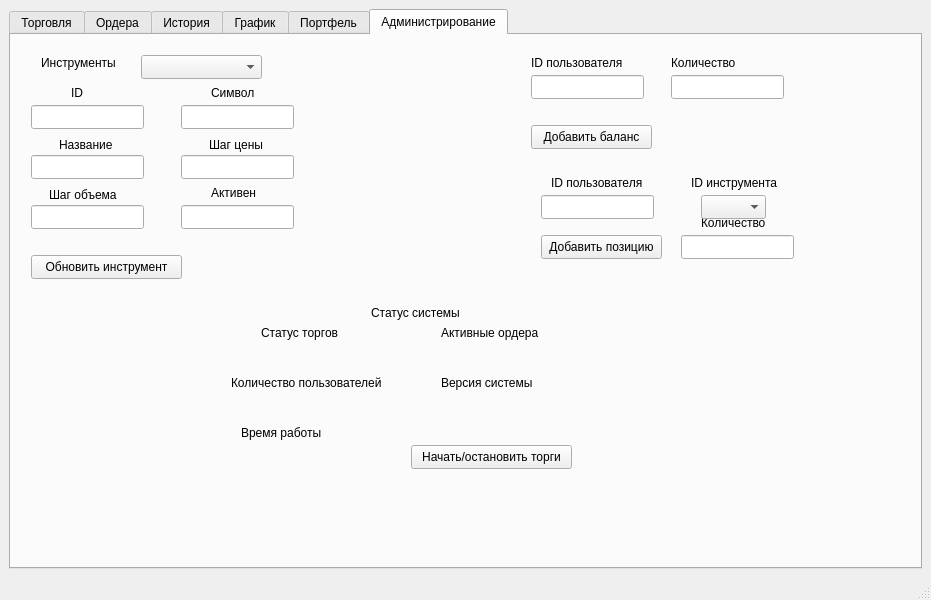
Before: the Qt Designer form mainwindow.ui in enderline13/Trading-platform-client, drawn with Qt 5.
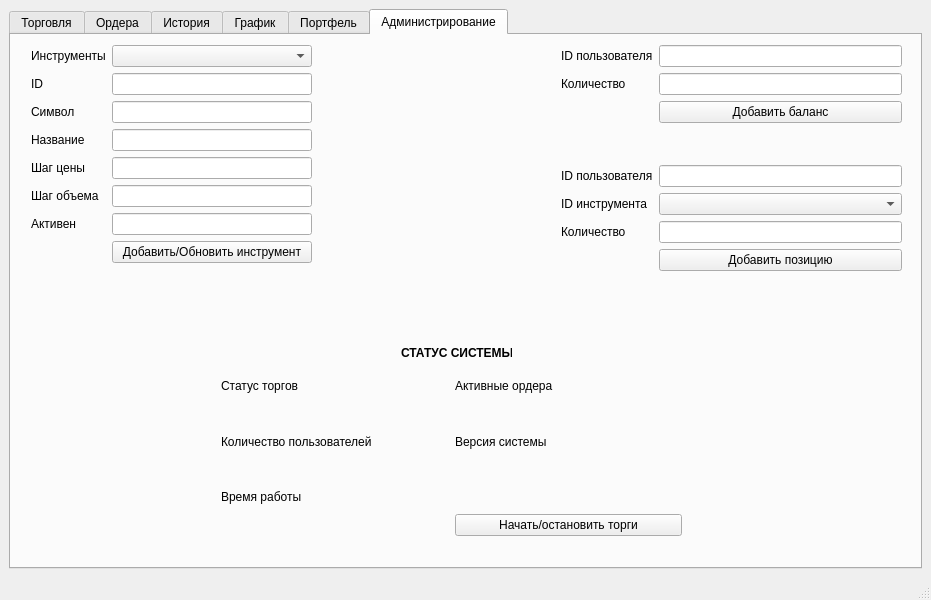
After: the same form once the commit is applied. Custom widgets are drawn as their Qt base class.

```diff
--- a/mainwindow.ui
+++ b/mainwindow.ui
@@ -796,476 +796,289 @@
        <attribute name="title">
         <string>Администрирование</string>
        </attribute>
-       <widget class="QLabel" name="label_19">
-        <property name="geometry">
-         <rect>
-          <x>30</x>
-          <y>20</y>
-          <width>81</width>
-          <height>16</height>
-         </rect>
-        </property>
-        <property name="text">
-         <string>Инструменты</string>
-        </property>
-       </widget>
-       <widget class="QComboBox" name="instrument_select_admin">
-        <property name="geometry">
-         <rect>
-          <x>130</x>
-          <y>20</y>
-          <width>121</width>
-          <height>24</height>
-         </rect>
-        </property>
-       </widget>
-       <widget class="QLineEdit" name="instrument_id">
-        <property name="geometry">
-         <rect>
-          <x>20</x>
-          <y>70</y>
-          <width>113</width>
-          <height>24</height>
-         </rect>
-        </property>
-       </widget>
-       <widget class="QLineEdit" name="instrument_symbol">
-        <property name="geometry">
-         <rect>
-          <x>170</x>
-          <y>70</y>
-          <width>113</width>
-          <height>24</height>
-         </rect>
-        </property>
-       </widget>
-       <widget class="QLineEdit" name="instrument_name">
-        <property name="geometry">
-         <rect>
-          <x>20</x>
-          <y>120</y>
-          <width>113</width>
-          <height>24</height>
-         </rect>
-        </property>
-       </widget>
-       <widget class="QLineEdit" name="instrument_tick_size">
-        <property name="geometry">
-         <rect>
-          <x>170</x>
-          <y>120</y>
-          <width>113</width>
-          <height>24</height>
-         </rect>
-        </property>
-       </widget>
-       <widget class="QLineEdit" name="instrument_lot_size">
-        <property name="geometry">
-         <rect>
-          <x>20</x>
-          <y>170</y>
-          <width>113</width>
-          <height>24</height>
-         </rect>
-        </property>
-       </widget>
-       <widget class="QLineEdit" name="instrument_is_active">
-        <property name="geometry">
-         <rect>
-          <x>170</x>
-          <y>170</y>
-          <width>113</width>
-          <height>24</height>
-         </rect>
-        </property>
-       </widget>
-       <widget class="QLabel" name="label_20">
-        <property name="geometry">
-         <rect>
-          <x>60</x>
-          <y>50</y>
-          <width>49</width>
-          <height>16</height>
-         </rect>
-        </property>
-        <property name="text">
-         <string>ID</string>
-        </property>
-       </widget>
-       <widget class="QLabel" name="label_21">
-        <property name="geometry">
-         <rect>
-          <x>200</x>
-          <y>50</y>
-          <width>49</width>
-          <height>16</height>
-         </rect>
-        </property>
-        <property name="text">
-         <string>Символ</string>
-        </property>
-       </widget>
-       <widget class="QLabel" name="label_22">
-        <property name="geometry">
-         <rect>
-          <x>198</x>
-          <y>100</y>
-          <width>61</width>
-          <height>20</height>
-         </rect>
-        </property>
-        <property name="text">
-         <string>Шаг цены</string>
-        </property>
-       </widget>
-       <widget class="QLabel" name="label_23">
-        <property name="geometry">
-         <rect>
-          <x>38</x>
-          <y>150</y>
-          <width>71</width>
-          <height>20</height>
-         </rect>
-        </property>
-        <property name="text">
-         <string>Шаг объема</string>
-        </property>
-       </widget>
-       <widget class="QLabel" name="label_24">
-        <property name="geometry">
-         <rect>
-          <x>200</x>
-          <y>150</y>
-          <width>49</width>
-          <height>16</height>
-         </rect>
-        </property>
-        <property name="text">
-         <string>Активен</string>
-        </property>
-       </widget>
-       <widget class="QLabel" name="label_25">
-        <property name="geometry">
-         <rect>
-          <x>48</x>
-          <y>100</y>
-          <width>61</width>
-          <height>20</height>
-         </rect>
-        </property>
-        <property name="text">
-         <string>Название</string>
-        </property>
-       </widget>
-       <widget class="QPushButton" name="update_instrument_admin">
-        <property name="geometry">
-         <rect>
-          <x>20</x>
-          <y>220</y>
-          <width>151</width>
-          <height>24</height>
-         </rect>
-        </property>
-        <property name="text">
-         <string>Обновить инструмент</string>
-        </property>
-       </widget>
-       <widget class="QLineEdit" name="user_id_balance">
-        <property name="geometry">
-         <rect>
-          <x>520</x>
-          <y>40</y>
-          <width>113</width>
-          <height>24</height>
-         </rect>
-        </property>
-       </widget>
-       <widget class="QLineEdit" name="quantity_balance">
-        <property name="geometry">
-         <rect>
-          <x>660</x>
-          <y>40</y>
-          <width>113</width>
-          <height>24</height>
-         </rect>
-        </property>
-       </widget>
-       <widget class="QLabel" name="label_26">
-        <property name="geometry">
-         <rect>
-          <x>520</x>
-          <y>20</y>
-          <width>91</width>
-          <height>16</height>
-         </rect>
-        </property>
-        <property name="text">
-         <string>ID пользователя</string>
-        </property>
-       </widget>
-       <widget class="QLabel" name="label_27">
-        <property name="geometry">
-         <rect>
-          <x>660</x>
-          <y>20</y>
-          <width>91</width>
-          <height>16</height>
-         </rect>
-        </property>
-        <property name="text">
-         <string>Количество</string>
-        </property>
-       </widget>
-       <widget class="QPushButton" name="add_balance_button">
-        <property name="geometry">
-         <rect>
-          <x>520</x>
-          <y>90</y>
-          <width>121</width>
-          <height>24</height>
-         </rect>
-        </property>
-        <property name="text">
-         <string>Добавить баланс</string>
-        </property>
-       </widget>
-       <widget class="QLineEdit" name="user_id_positions">
-        <property name="geometry">
-         <rect>
-          <x>530</x>
-          <y>160</y>
-          <width>113</width>
-          <height>24</height>
-         </rect>
-        </property>
-       </widget>
-       <widget class="QLineEdit" name="quantity_position">
-        <property name="geometry">
-         <rect>
-          <x>670</x>
-          <y>200</y>
-          <width>113</width>
-          <height>24</height>
-         </rect>
-        </property>
-       </widget>
-       <widget class="QLabel" name="label_28">
-        <property name="geometry">
-         <rect>
-          <x>540</x>
-          <y>140</y>
-          <width>91</width>
-          <height>16</height>
-         </rect>
-        </property>
-        <property name="text">
-         <string>ID пользователя</string>
-        </property>
-       </widget>
-       <widget class="QLabel" name="label_29">
-        <property name="geometry">
-         <rect>
-          <x>680</x>
-          <y>140</y>
-          <width>91</width>
-          <height>16</height>
-         </rect>
-        </property>
-        <property name="text">
-         <string>ID инструмента</string>
-        </property>
-       </widget>
-       <widget class="QLabel" name="label_30">
-        <property name="geometry">
-         <rect>
-          <x>690</x>
-          <y>180</y>
-          <width>91</width>
-          <height>16</height>
-         </rect>
-        </property>
-        <property name="text">
-         <string>Количество</string>
-        </property>
-       </widget>
-       <widget class="QPushButton" name="add_position_button">
-        <property name="geometry">
-         <rect>
-          <x>530</x>
-          <y>200</y>
-          <width>121</width>
-          <height>24</height>
-         </rect>
-        </property>
-        <property name="text">
-         <string>Добавить позицию</string>
-        </property>
-       </widget>
        <widget class="QLabel" name="label_31">
         <property name="geometry">
          <rect>
-          <x>360</x>
-          <y>270</y>
+          <x>390</x>
+          <y>310</y>
           <width>111</width>
           <height>16</height>
          </rect>
         </property>
-        <property name="text">
-         <string>Статус системы</string>
+        <property name="font">
+         <font>
+          <bold>true</bold>
+         </font>
         </property>
-       </widget>
-       <widget class="QLabel" name="label_32">
-        <property name="geometry">
-         <rect>
-          <x>250</x>
-          <y>290</y>
-          <width>91</width>
-          <height>16</height>
-         </rect>
-        </property>
         <property name="text">
-         <string>Статус торгов</string>
+         <string>СТАТУС СИСТЕМЫ</string>
         </property>
        </widget>
-       <widget class="QLabel" name="label_33">
+       <widget class="QWidget" name="gridLayoutWidget_3">
         <property name="geometry">
          <rect>
-          <x>430</x>
-          <y>290</y>
-          <width>111</width>
-          <height>16</height>
-         </rect>
-        </property>
-        <property name="text">
-         <string>Активные ордера</string>
-        </property>
-       </widget>
-       <widget class="QLabel" name="label_34">
-        <property name="geometry">
-         <rect>
-          <x>220</x>
+          <x>210</x>
           <y>340</y>
-          <width>161</width>
-          <height>16</height>
+          <width>461</width>
+          <height>161</height>
          </rect>
         </property>
-        <property name="text">
-         <string>Количество пользователей</string>
-        </property>
+        <layout class="QGridLayout" name="gridLayout_3">
+         <item row="1" column="0">
+          <widget class="QLabel" name="trading_status_label">
+           <property name="text">
+            <string/>
+           </property>
+          </widget>
+         </item>
+         <item row="0" column="1">
+          <widget class="QLabel" name="label_33">
+           <property name="text">
+            <string>Активные ордера</string>
+           </property>
+          </widget>
+         </item>
+         <item row="0" column="0">
+          <widget class="QLabel" name="label_32">
+           <property name="text">
+            <string>Статус торгов</string>
+           </property>
+          </widget>
+         </item>
+         <item row="3" column="1">
+          <widget class="QLabel" name="system_version_label">
+           <property name="text">
+            <string/>
+           </property>
+          </widget>
+         </item>
+         <item row="3" column="0">
+          <widget class="QLabel" name="users_count_label">
+           <property name="text">
+            <string/>
+           </property>
+          </widget>
+         </item>
+         <item row="2" column="1">
+          <widget class="QLabel" name="label_35">
+           <property name="text">
+            <string>Версия системы</string>
+           </property>
+          </widget>
+         </item>
+         <item row="1" column="1">
+          <widget class="QLabel" name="active_orders_label">
+           <property name="text">
+            <string/>
+           </property>
+          </widget>
+         </item>
+         <item row="4" column="0">
+          <widget class="QLabel" name="label_36">
+           <property name="text">
+            <string>Время работы</string>
+           </property>
+          </widget>
+         </item>
+         <item row="2" column="0">
+          <widget class="QLabel" name="label_34">
+           <property name="text">
+            <string>Количество пользователей</string>
+           </property>
+          </widget>
+         </item>
+         <item row="5" column="0">
+          <widget class="QLabel" name="uptime_label">
+           <property name="text">
+            <string/>
+           </property>
+          </widget>
+         </item>
+         <item row="5" column="1">
+          <widget class="QPushButton" name="start_stop_trading_button">
+           <property name="text">
+            <string>Начать/остановить торги</string>
+           </property>
+          </widget>
+         </item>
+        </layout>
        </widget>
-       <widget class="QLabel" name="label_35">
+       <widget class="QWidget" name="formLayoutWidget">
         <property name="geometry">
          <rect>
-          <x>430</x>
-          <y>340</y>
-          <width>161</width>
-          <height>16</height>
+          <x>20</x>
+          <y>10</y>
+          <width>281</width>
+          <height>291</height>
          </rect>
         </property>
-        <property name="text">
-         <string>Версия системы</string>
-        </property>
+        <layout class="QFormLayout" name="formLayout">
+         <item row="0" column="0">
+          <widget class="QLabel" name="label_19">
+           <property name="text">
+            <string>Инструменты</string>
+           </property>
+          </widget>
+         </item>
+         <item row="0" column="1">
+          <widget class="QComboBox" name="instrument_select_admin"/>
+         </item>
+         <item row="1" column="0">
+          <widget class="QLabel" name="label_20">
+           <property name="text">
+            <string>ID</string>
+           </property>
+          </widget>
+         </item>
+         <item row="1" column="1">
+          <widget class="QLineEdit" name="instrument_id"/>
+         </item>
+         <item row="2" column="0">
+          <widget class="QLabel" name="label_21">
+           <property name="text">
+            <string>Символ</string>
+           </property>
+          </widget>
+         </item>
+         <item row="2" column="1">
+          <widget class="QLineEdit" name="instrument_symbol"/>
+         </item>
+         <item row="3" column="0">
+          <widget class="QLabel" name="label_25">
+           <property name="text">
+            <string>Название</string>
+           </property>
+          </widget>
+         </item>
+         <item row="3" column="1">
+          <widget class="QLineEdit" name="instrument_name"/>
+         </item>
+         <item row="4" column="0">
+          <widget class="QLabel" name="label_22">
+           <property name="text">
+            <string>Шаг цены</string>
+           </property>
+          </widget>
+         </item>
+         <item row="4" column="1">
+          <widget class="QLineEdit" name="instrument_tick_size"/>
+         </item>
+         <item row="5" column="0">
+          <widget class="QLabel" name="label_23">
+           <property name="text">
+            <string>Шаг объема</string>
+           </property>
+          </widget>
+         </item>
+         <item row="5" column="1">
+          <widget class="QLineEdit" name="instrument_lot_size"/>
+         </item>
+         <item row="6" column="0">
+          <widget class="QLabel" name="label_24">
+           <property name="text">
+            <string>Активен</string>
+           </property>
+          </widget>
+         </item>
+         <item row="6" column="1">
+          <widget class="QLineEdit" name="instrument_is_active"/>
+         </item>
+         <item row="7" column="1">
+          <widget class="QPushButton" name="update_instrument_admin">
+           <property name="text">
+            <string>Добавить/Обновить инструмент</string>
+           </property>
+          </widget>
+         </item>
+        </layout>
        </widget>
-       <widget class="QLabel" name="label_36">
+       <widget class="QWidget" name="formLayoutWidget_2">
         <property name="geometry">
          <rect>
-          <x>230</x>
-          <y>390</y>
-          <width>161</width>
-          <height>16</height>
+          <x>550</x>
+          <y>10</y>
+          <width>341</width>
+          <height>111</height>
          </rect>
         </property>
-        <property name="text">
-         <string>Время работы</string>
-        </property>
+        <layout class="QFormLayout" name="formLayout_2">
+         <item row="0" column="0">
+          <widget class="QLabel" name="label_26">
+           <property name="text">
+            <string>ID пользователя</string>
+           </property>
+          </widget>
+         </item>
+         <item row="0" column="1">
+          <widget class="QLineEdit" name="user_id_balance"/>
+         </item>
+         <item row="1" column="0">
+          <widget class="QLabel" name="label_27">
+           <property name="text">
+            <string>Количество</string>
+           </property>
+          </widget>
+         </item>
+         <item row="1" column="1">
+          <widget class="QLineEdit" name="quantity_balance"/>
+         </item>
+         <item row="2" column="1">
+          <widget class="QPushButton" name="add_balance_button">
+           <property name="text">
+            <string>Добавить баланс</string>
+           </property>
+          </widget>
+         </item>
+        </layout>
        </widget>
-       <widget class="QLabel" name="trading_status_label">
+       <widget class="QWidget" name="formLayoutWidget_3">
         <property name="geometry">
          <rect>
-          <x>260</x>
-          <y>310</y>
-          <width>49</width>
-          <height>16</height>
+          <x>550</x>
+          <y>130</y>
+          <width>341</width>
+          <height>131</height>
          </rect>
         </property>
-        <property name="text">
-         <string/>
-        </property>
-       </widget>
-       <widget class="QLabel" name="users_count_label">
-        <property name="geometry">
-         <rect>
-          <x>260</x>
-          <y>360</y>
-          <width>49</width>
-          <height>16</height>
-         </rect>
-        </property>
-        <property name="text">
-         <string/>
-        </property>
-       </widget>
-       <widget class="QLabel" name="system_version_label">
-        <property name="geometry">
-         <rect>
-          <x>440</x>
-          <y>360</y>
-          <width>49</width>
-          <height>16</height>
-         </rect>
-        </property>
-        <property name="text">
-         <string/>
-        </property>
-       </widget>
-       <widget class="QLabel" name="uptime_label">
-        <property name="geometry">
-         <rect>
-          <x>250</x>
-          <y>420</y>
-          <width>49</width>
-          <height>16</height>
-         </rect>
-        </property>
-        <property name="text">
-         <string/>
-        </property>
-       </widget>
-       <widget class="QPushButton" name="start_stop_trading_button">
-        <property name="geometry">
-         <rect>
-          <x>400</x>
-          <y>410</y>
-          <width>161</width>
-          <height>24</height>
-         </rect>
-        </property>
-        <property name="text">
-         <string>Начать/остановить торги</string>
-        </property>
-       </widget>
-       <widget class="QLabel" name="active_orders_label">
-        <property name="geometry">
-         <rect>
-          <x>450</x>
-          <y>310</y>
-          <width>49</width>
-          <height>16</height>
-         </rect>
-        </property>
-        <property name="text">
-         <string/>
-        </property>
-       </widget>
-       <widget class="QComboBox" name="instrument_id_positions">
-        <property name="geometry">
-         <rect>
-          <x>690</x>
-          <y>160</y>
-          <width>65</width>
-          <height>24</height>
-         </rect>
-        </property>
+        <layout class="QFormLayout" name="formLayout_3">
+         <item row="0" column="0">
+          <widget class="QLabel" name="label_28">
+           <property name="text">
+            <string>ID пользователя</string>
+           </property>
+          </widget>
+         </item>
+         <item row="0" column="1">
+          <widget class="QLineEdit" name="user_id_positions"/>
+         </item>
+         <item row="1" column="0">
+          <widget class="QLabel" name="label_29">
+           <property name="text">
+            <string>ID инструмента</string>
+           </property>
+          </widget>
+         </item>
+         <item row="1" column="1">
+          <widget class="QComboBox" name="instrument_id_positions"/>
+         </item>
+         <item row="2" column="0">
+          <widget class="QLabel" name="label_30">
+           <property name="text">
+            <string>Количество</string>
+           </property>
+          </widget>
+         </item>
+         <item row="2" column="1">
+          <widget class="QLineEdit" name="quantity_position"/>
+         </item>
+         <item row="3" column="1">
+          <widget class="QPushButton" name="add_position_button">
+           <property name="text">
+            <string>Добавить позицию</string>
+           </property>
+          </widget>
+         </item>
+        </layout>
        </widget>
       </widget>
      </widget>
```
Left out of the diff: 148 changed lines with no effect on the pictures.
